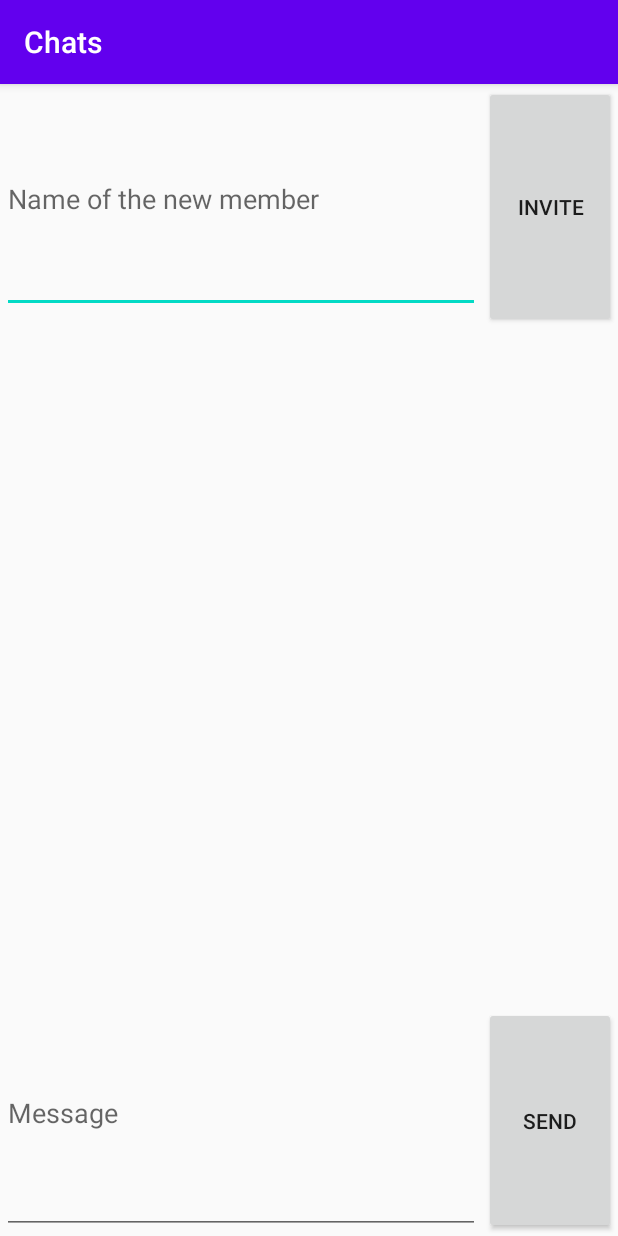
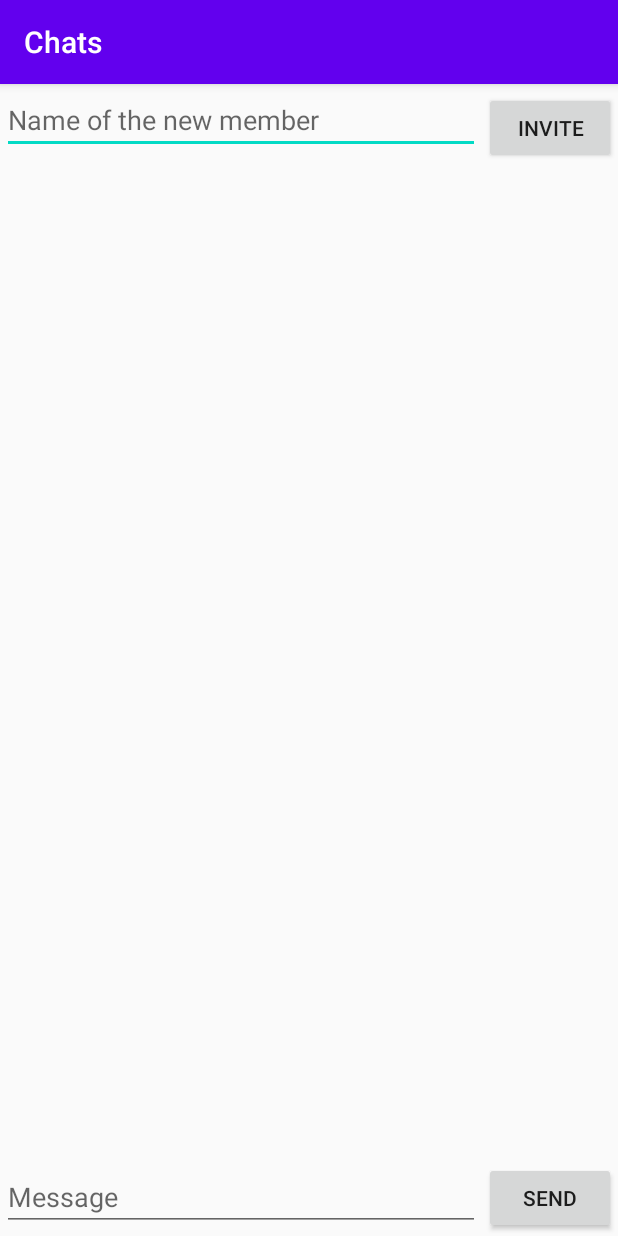
Before and after one commit to TheFatCat101/CSE5236_Project, an Android app: the ChatRoomFragment screen opened directly, with no data from a screen before it, on a phone screen of 412 x 824 dp. Run offline under Robolectric (Android 15) with nearby library versions, the phone set to English and light mode, and no system bars; our stand-ins replace Firebase (no records; nobody signed in at launch, a user with empty details on screens opened directly).

```diff
--- a/app/src/main/res/layout/fragment_chat_room.xml
+++ b/app/src/main/res/layout/fragment_chat_room.xml
@@ -13,7 +13,7 @@
         <EditText
             android:id="@+id/member_to_invite"
             android:layout_width="0dp"
-            android:layout_height="0dp"
+            android:layout_height="wrap_content"
             android:layout_marginStart="1dp"
             android:layout_marginTop="1dp"
             android:layout_marginEnd="1dp"
@@ -33,7 +33,7 @@
         <Button
             android:id="@+id/invite"
             android:layout_width="wrap_content"
-            android:layout_height="0dp"
+            android:layout_height="wrap_content"
             android:layout_marginStart="1dp"
             android:layout_marginTop="1dp"
             android:layout_marginEnd="1dp"
@@ -47,7 +47,7 @@
         <ScrollView
             android:id="@+id/scrollView2"
             android:layout_width="match_parent"
-            android:layout_height="440dp"
+            android:layout_height="0dp"
             android:layout_marginTop="10dp"
             android:layout_marginBottom="10dp"
             app:layout_constraintBottom_toTopOf="@+id/send"
@@ -65,7 +65,7 @@
         <EditText
             android:id="@+id/new_message"
             android:layout_width="0dp"
-            android:layout_height="0dp"
+            android:layout_height="wrap_content"
             android:layout_marginStart="1dp"
             android:layout_marginTop="1dp"
             android:layout_marginEnd="1dp"
@@ -84,7 +84,7 @@
         <Button
             android:id="@+id/send"
             android:layout_width="wrap_content"
-            android:layout_height="0dp"
+            android:layout_height="wrap_content"
             android:layout_marginStart="1dp"
             android:layout_marginTop="1dp"
             android:layout_marginEnd="1dp"
```
